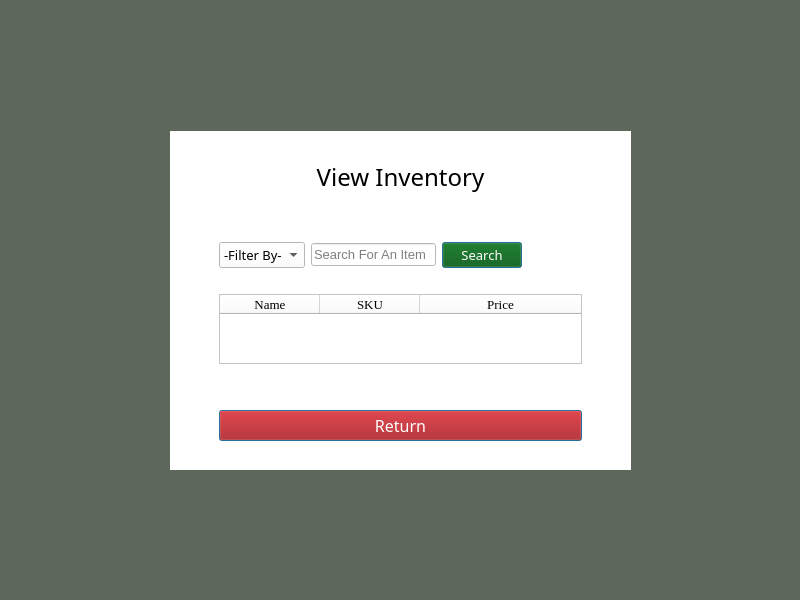
Above: UI/viewItems.ui from hunteralan/DiscountApp before the change. Below: the same form after it.
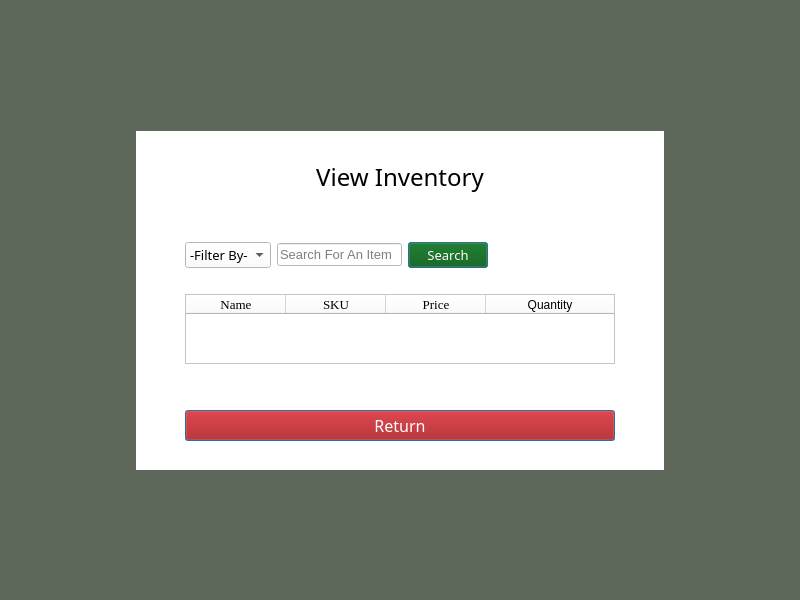
That is the form after the change.

Commit message: Showing Quantity

The edit to the form file:
```diff
--- a/UI/viewItems.ui
+++ b/UI/viewItems.ui
@@ -165,6 +165,11 @@
            </font>
           </property>
          </column>
+         <column>
+          <property name="text">
+           <string>Quantity</string>
+          </property>
+         </column>
         </widget>
        </item>
        <item row="6" column="4">
```
The commit also changes 1 other file.
